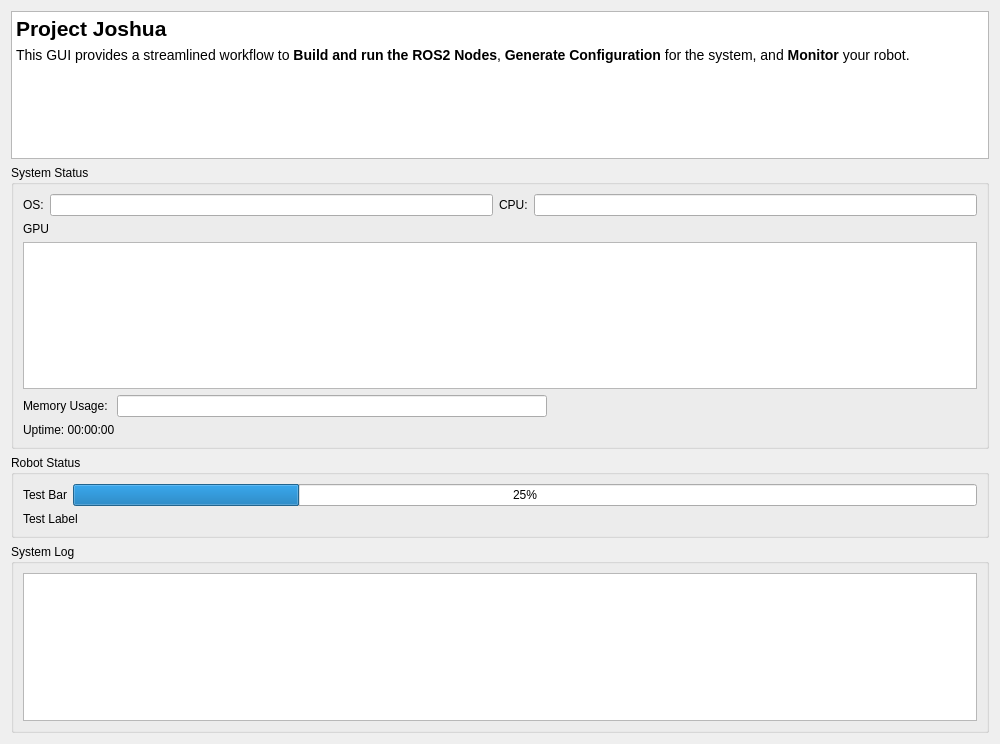
Old version of the form gui/general_tab.ui in the repository Joshua-AI-Robotics/Joshua.
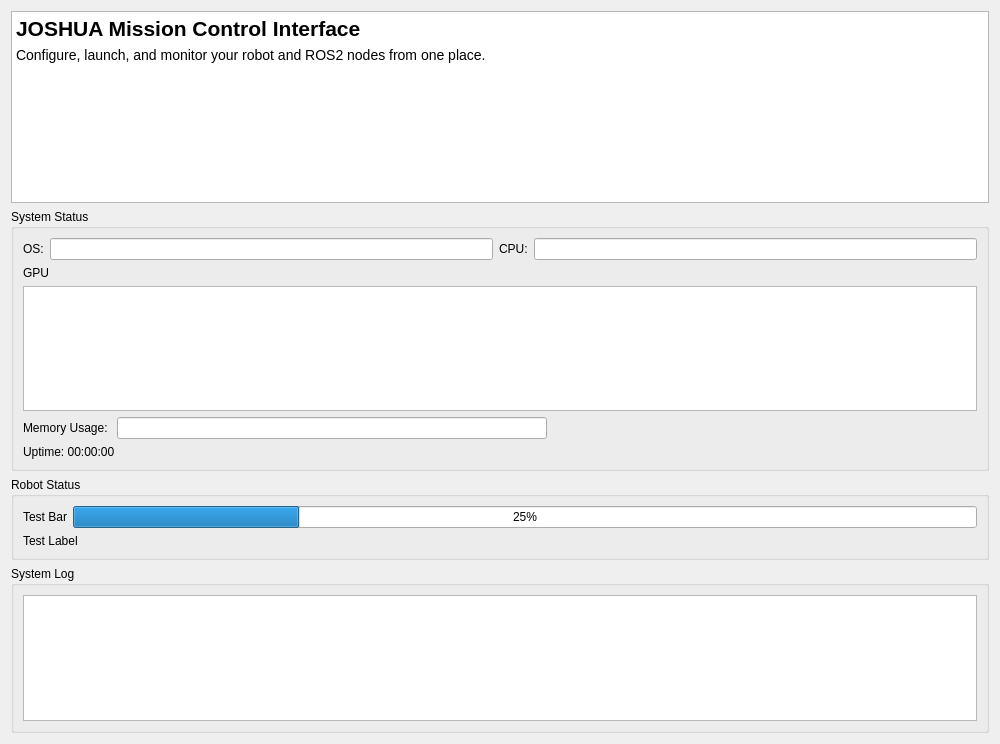
New version of the form.

Commit message: update general tab

Diff of the .ui file:
```diff
--- a/gui/general_tab.ui
+++ b/gui/general_tab.ui
@@ -22,6 +22,15 @@
         <layout class="QVBoxLayout" name="verticalLayout">
          <item>
           <widget class="QTextEdit" name="textEdit">
+           <property name="sizePolicy">
+            <sizepolicy hsizetype="Expanding" vsizetype="Minimum">
+             <horstretch>0</horstretch>
+             <verstretch>0</verstretch>
+            </sizepolicy>
+           </property>
+           <property name="frameShape">
+            <enum>QFrame::Shape::StyledPanel</enum>
+           </property>
            <property name="readOnly">
             <bool>true</bool>
            </property>
@@ -33,8 +42,8 @@
 li.unchecked::marker { content: &quot;\2610&quot;; }
 li.checked::marker { content: &quot;\2612&quot;; }
 &lt;/style&gt;&lt;/head&gt;&lt;body style=&quot; font-family:'Ubuntu'; font-size:11pt; font-weight:400; font-style:normal;&quot;&gt;
-&lt;p style=&quot; margin-top:0px; margin-bottom:6px; margin-left:0px; margin-right:0px; -qt-block-indent:0; text-indent:0px;&quot;&gt;&lt;span style=&quot; font-family:'Sans Serif'; font-size:16pt; font-weight:600;&quot;&gt;Project Joshua&lt;/span&gt;&lt;/p&gt;
-&lt;p style=&quot; margin-top:0px; margin-bottom:6px; margin-left:0px; margin-right:0px; -qt-block-indent:0; text-indent:0px;&quot;&gt;&lt;span style=&quot; font-family:'Sans Serif'; font-size:10.5pt;&quot;&gt;This GUI provides a streamlined workflow to &lt;/span&gt;&lt;span style=&quot; font-family:'Sans Serif'; font-size:10.5pt; font-weight:700;&quot;&gt;Build and run the ROS2 Nodes&lt;/span&gt;&lt;span style=&quot; font-family:'Sans Serif'; font-size:10.5pt;&quot;&gt;, &lt;/span&gt;&lt;span style=&quot; font-family:'Sans Serif'; font-size:10.5pt; font-weight:700;&quot;&gt;Generate Configuration&lt;/span&gt;&lt;span style=&quot; font-family:'Sans Serif'; font-size:10.5pt;&quot;&gt; for the system, and &lt;/span&gt;&lt;span style=&quot; font-family:'Sans Serif'; font-size:10.5pt; font-weight:700;&quot;&gt;Monitor&lt;/span&gt;&lt;span style=&quot; font-family:'Sans Serif'; font-size:10.5pt;&quot;&gt; your robot.&lt;/span&gt;&lt;/p&gt;&lt;/body&gt;&lt;/html&gt;</string>
+&lt;p style=&quot; margin-top:0px; margin-bottom:6px; margin-left:0px; margin-right:0px; -qt-block-indent:0; text-indent:0px;&quot;&gt;&lt;span style=&quot; font-family:'Sans Serif'; font-size:16pt; font-weight:700;&quot;&gt;JOSHUA Mission Control Interface&lt;/span&gt;&lt;/p&gt;
+&lt;p style=&quot; margin-top:0px; margin-bottom:6px; margin-left:0px; margin-right:0px; -qt-block-indent:0; text-indent:0px;&quot;&gt;&lt;span style=&quot; font-family:'Sans Serif'; font-size:10.5pt;&quot;&gt;Configure, launch, and monitor your robot and ROS2 nodes from one place.&lt;/span&gt;&lt;/p&gt;&lt;/body&gt;&lt;/html&gt;</string>
            </property>
           </widget>
          </item>
@@ -42,6 +51,11 @@
        </item>
        <item>
         <widget class="QGroupBox" name="systemGroup">
+         <property name="font">
+          <font>
+           <bold>false</bold>
+          </font>
+         </property>
          <property name="title">
           <string>System Status</string>
          </property>
```
The commit also changes 1 other file.
